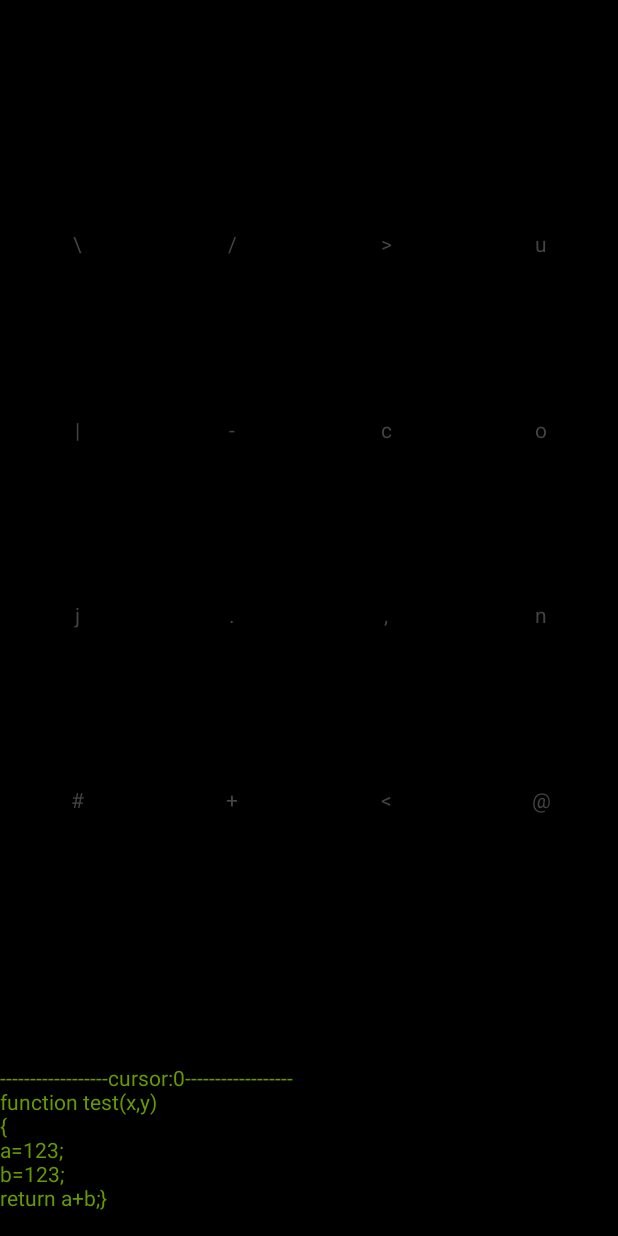
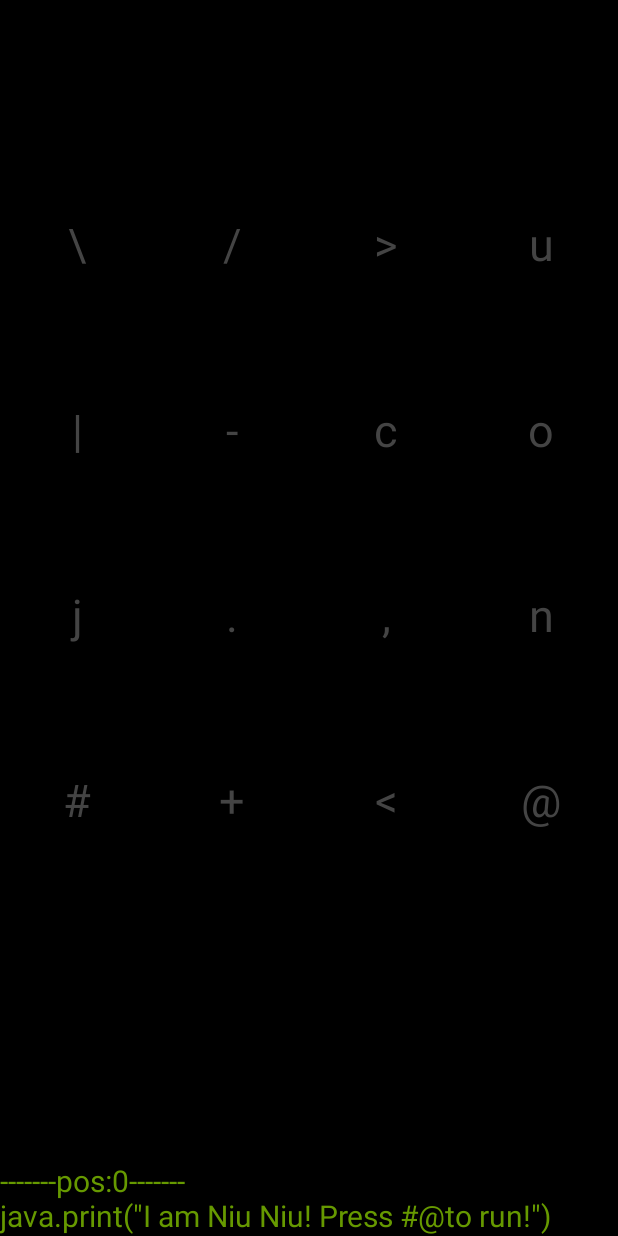
Before and after one commit to chengzhengqian/JsOS, an Android app: the screen it shows after launch (MainActivity), on a phone screen of 412 x 824 dp. Run offline under Robolectric (Android 15) with nearby library versions, the phone set to English and light mode, and no system bars; pictures from the network do not load; 40 statements that could not run were skipped.

Commit message:
change text size

```diff
--- a/app/src/main/java/com/serendipity/chengzhengqian/jsos/MainActivity.java
+++ b/app/src/main/java/com/serendipity/chengzhengqian/jsos/MainActivity.java
@@ -71,14 +71,19 @@ public class MainActivity extends Activity {
         public void showHints(String pressedCode){
             String command=pressedCode+code;
             if(shapeInputMap.containsKey(command)){
-                this.setText(shapeInputMap.get(command));
-                this.setTextColor(hintKeyColor);
+                String s=shapeInputMap.get(command);
+                if(s.startsWith("##")){
+                    this.setText(s.substring(2));
+                }
+                else
+                    this.setText(s);
+                //this.setTextColor(hintKeyColor);
             }
 
         }
         public void hideHints(){
             this.setText(name);
-            this.setTextColor(normalKeyColor);
+            //this.setTextColor(normalKeyColor);
         }
         String name;
         String code;
@@ -102,6 +107,8 @@ public class MainActivity extends Activity {
         b.setTextColor(normalKeyColor);
         b.setLayoutParams(p);
         b.setText(name);
+        b.setTextSize(30.f);
+
         b.setOnTouchListener(new View.OnTouchListener() {
             @Override
             public boolean onTouch(View view, MotionEvent motionEvent) {
@@ -433,7 +440,8 @@ public class MainActivity extends Activity {
     private void initLog(){
         jsLog =  findViewById(R.id.sample_text);
         setTextViewScrollable(jsLog);
-        currentInput.append("function test(x,y)\n{\na=123;\nb=123;\nreturn a+b;}\n");
+        jsLog.setTextSize(20.f);
+        currentInput.append("java.print(\"I am Niu Niu! Press "+meta+alt+"to run!\")");
         updateUI();
     }
     class KeyPosition {
@@ -455,8 +463,8 @@ public class MainActivity extends Activity {
     public Button altKey=null;
 
     private void addKey(String c, int x, int y, int part){
-        String mark="               ";
-        String o=String.format(mark+"\n%s\n"+mark,c);
+        String mark="  ";
+        String o=String.format(mark+"%s"+mark,c);
         //String o=c;
         KeyPosition op=new KeyPosition(x,y,part);
         positions.put(o,op);
@@ -693,7 +701,7 @@ public class MainActivity extends Activity {
         JsNative.registerFunctionHandle(ctx);
         JsNative.pushObject(ctx,new JsJava(this),JsJava.name);
     }
-    String modelLine="------------------cursor:%d------------------\n";
+    String modelLine="-------pos:%d-------\n";
     public void updateUI(){
         /* show the current input again*/
         SpannableStringBuilder sb=new SpannableStringBuilder();
@@ -1053,6 +1061,7 @@ public class MainActivity extends Activity {
     private void emptyInput(){
         currentInput=new SpannableStringBuilder();
         currentCaret=0;
+        updateUI();
     }
 
     /**
@@ -1061,11 +1070,11 @@ public class MainActivity extends Activity {
      */
     private boolean runCode() {
         try {
-            addLogWithColor(">>>" + currentInput.toString() + "\n", GlobalState.normal);
+            //addLogWithColor(">>>" + currentInput.toString() + "\n", GlobalState.normal);
             JsNative.safeEval(ctx, currentInput.toString());
             String s=JsNative.safeToString(ctx, -1);
             if(s!=null)
-                addLogWithColor( s+"\n", GlobalState.info);
+                addLogWithColor("<<<"+ s+"\n", GlobalState.info);
             emptyInput();
         }
         catch (Exception e){
```
